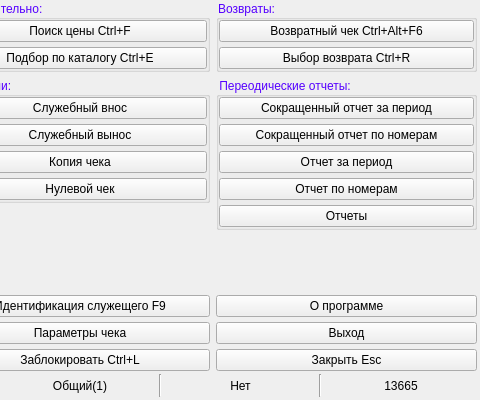
Above: AdditionalWindow/additionalwindow.ui from dasit665/TC_Betta before the change; both pictures show x 320 to 800 and y 0 to 400 of the 800 by 400 pixel window. Below: the same form after it.
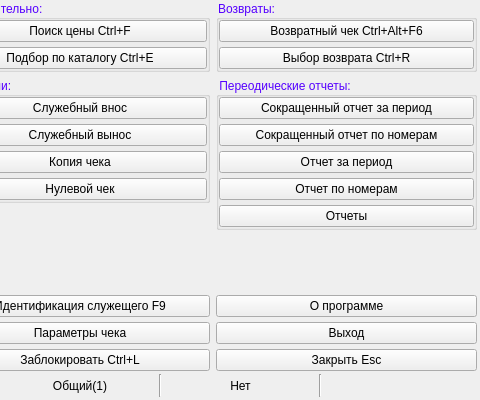
That is the form after the change.

```diff
--- a/AdditionalWindow/additionalwindow.ui
+++ b/AdditionalWindow/additionalwindow.ui
@@ -665,10 +665,7 @@
        </widget>
       </item>
       <item row="0" column="8">
-       <widget class="QLabel" name="label_5">
-        <property name="text">
-         <string>13665</string>
-        </property>
+       <widget class="QLabel" name="label_ppo_number">
         <property name="alignment">
          <set>Qt::AlignCenter</set>
         </property>
```
